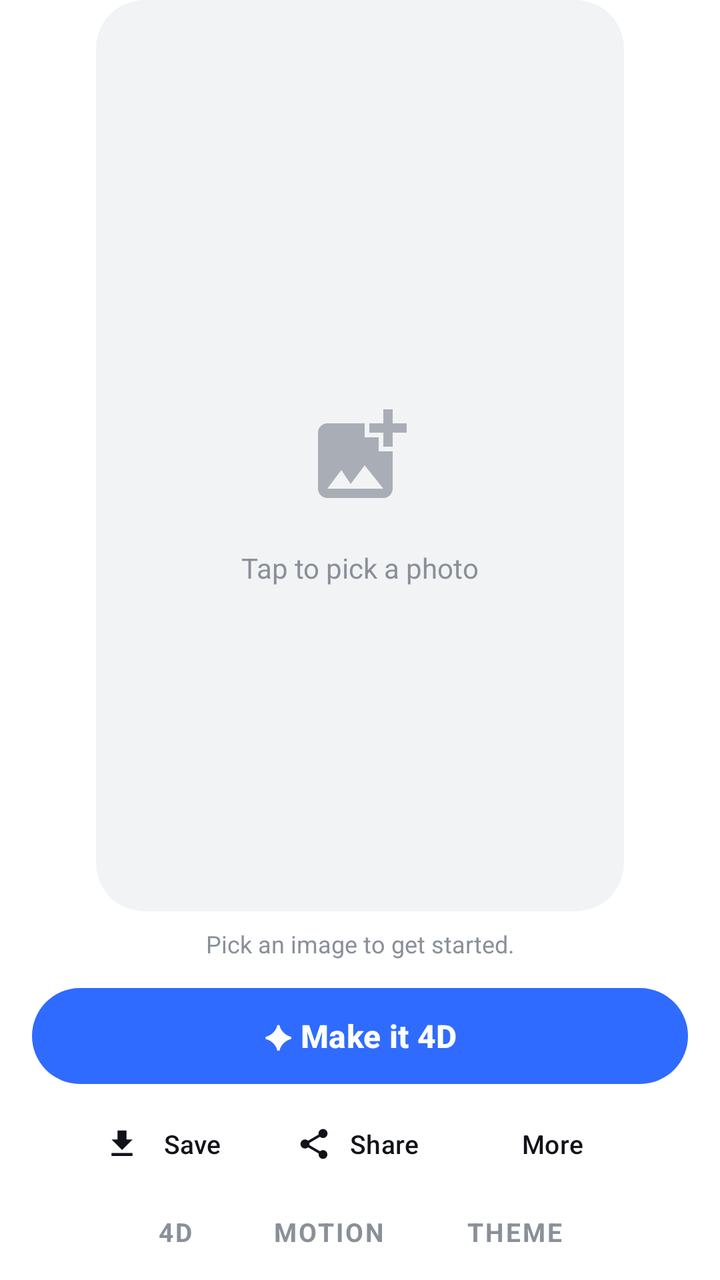
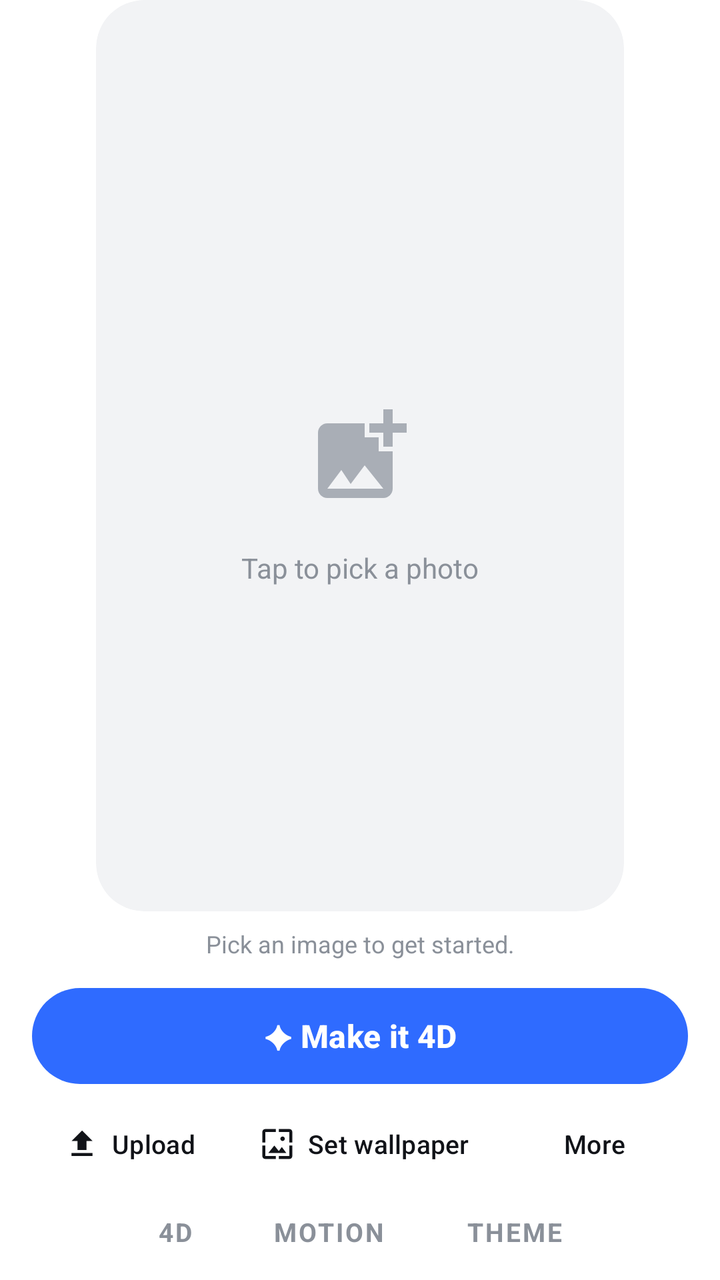

An Android layout rendered at two revisions. The XML below is the earlier revision; the diff shows what the commit changed to produce the second picture.
<!-- AndroidManifest.xml: application theme Theme.WallpaperCreator -->
<!-- res/layout/fragment_create.xml -->
<?xml version="1.0" encoding="utf-8"?>
<LinearLayout xmlns:android="http://schemas.android.com/apk/res/android"
    xmlns:app="http://schemas.android.com/apk/res-auto"
    android:layout_width="match_parent"
    android:layout_height="match_parent"
    android:orientation="vertical"
    android:paddingHorizontal="16dp">

    <com.google.android.material.card.MaterialCardView
        android:id="@+id/previewCard"
        android:layout_width="match_parent"
        android:layout_height="0dp"
        android:layout_marginHorizontal="32dp"
        android:layout_weight="1"
        app:cardBackgroundColor="@color/surface_muted"
        app:cardCornerRadius="24dp"
        app:cardElevation="0dp"
        app:strokeWidth="0dp">

        <ImageView
            android:id="@+id/preview"
            android:layout_width="match_parent"
            android:layout_height="match_parent"
            android:contentDescription="@string/preview"
            android:scaleType="center"
            android:src="@drawable/ic_add_photo" />

        <TextView
            android:id="@+id/previewHint"
            android:layout_width="wrap_content"
            android:layout_height="wrap_content"
            android:layout_gravity="center"
            android:layout_marginTop="56dp"
            android:text="@string/tap_to_pick"
            android:textColor="@color/text_secondary" />
    </com.google.android.material.card.MaterialCardView>

    <TextView
        android:id="@+id/status"
        android:layout_width="match_parent"
        android:layout_height="wrap_content"
        android:layout_marginTop="8dp"
        android:ellipsize="end"
        android:gravity="center"
        android:maxLines="1"
        android:text="@string/pick_first"
        android:textColor="@color/text_secondary"
        android:textSize="12sp" />

    <com.google.android.material.progressindicator.LinearProgressIndicator
        android:id="@+id/uploadProgress"
        android:layout_width="match_parent"
        android:layout_height="wrap_content"
        android:layout_marginTop="6dp"
        android:max="100"
        android:visibility="gone"
        app:trackCornerRadius="4dp" />

    <com.google.android.material.button.MaterialButton
        android:id="@+id/btnPrimary"
        style="@style/PrimaryPill"
        android:layout_marginTop="10dp"
        android:text="@string/make_fourd" />

    <LinearLayout
        android:layout_width="match_parent"
        android:layout_height="wrap_content"
        android:layout_marginTop="2dp"
        android:gravity="center"
        android:orientation="horizontal">

        <com.google.android.material.button.MaterialButton
            android:id="@+id/btnSave"
            style="@style/QuietAction"
            android:text="@string/save"
            app:icon="@drawable/ic_download" />

        <com.google.android.material.button.MaterialButton
            android:id="@+id/btnShare"
            style="@style/QuietAction"
            android:text="@string/share"
            app:icon="@drawable/ic_share" />

        <com.google.android.material.button.MaterialButton
            android:id="@+id/btnMore"
            style="@style/QuietAction"
            android:text="@string/more" />
    </LinearLayout>

    
    <LinearLayout
        android:id="@+id/modeStrip"
        android:layout_width="wrap_content"
        android:layout_height="wrap_content"
        android:layout_gravity="center_horizontal"
        android:layout_marginTop="4dp"
        android:layout_marginBottom="8dp"
        android:orientation="horizontal">

        <TextView
            android:id="@+id/modeFourD"
            style="@style/ModeTab"
            android:text="@string/mode_fourd" />

        <TextView
            android:id="@+id/modeMotion"
            style="@style/ModeTab"
            android:text="@string/mode_motion" />

        <TextView
            android:id="@+id/modeTheme"
            style="@style/ModeTab"
            android:text="@string/mode_theme" />
    </LinearLayout>
</LinearLayout>
<!-- resources referenced by this layout -->
<resources>
  <color name="surface_muted">#F2F3F5</color>
  <color name="text_secondary">#8A9099</color>
  <!-- drawable ic_add_photo (drawable) -->
  <vector xmlns:android="http://schemas.android.com/apk/res/android"
      android:width="56dp"
      android:height="56dp"
      android:tint="@color/text_tertiary"
      android:viewportWidth="24"
      android:viewportHeight="24">
      <path
          android:fillColor="#FF000000"
          android:pathData="M19,7v2.99s-1.99,0.01 -2,0L17,7h-3s0.01,-1.99 0,-2h3L17,2h2v3h3v2h-3zM16,11L16,8h-3L13,5L5,5c-1.1,0 -2,0.9 -2,2v12c0,1.1 0.9,2 2,2h12c1.1,0 2,-0.9 2,-2v-8h-3zM5,19l3,-4 2,3 3,-4 4,5L5,19z" />
  </vector>
  <!-- drawable ic_download (drawable) -->
  <vector xmlns:android="http://schemas.android.com/apk/res/android"
      android:width="24dp"
      android:height="24dp"
      android:viewportWidth="24"
      android:viewportHeight="24">
      <path
          android:fillColor="#FF000000"
          android:pathData="M19,9h-4V3H9v6H5l7,7 7,-7zM5,18v2h14v-2H5z" />
  </vector>
  <!-- drawable ic_share (drawable) -->
  <vector xmlns:android="http://schemas.android.com/apk/res/android"
      android:width="24dp"
      android:height="24dp"
      android:viewportWidth="24"
      android:viewportHeight="24">
      <path
          android:fillColor="#FF000000"
          android:pathData="M18,16.08c-0.76,0 -1.44,0.3 -1.96,0.77L8.91,12.7c0.05,-0.23 0.09,-0.46 0.09,-0.7s-0.04,-0.47 -0.09,-0.7l7.05,-4.11c0.54,0.5 1.25,0.81 2.04,0.81 1.66,0 3,-1.34 3,-3s-1.34,-3 -3,-3 -3,1.34 -3,3c0,0.24 0.04,0.47 0.09,0.7L8.04,9.81C7.5,9.31 6.79,9 6,9c-1.66,0 -3,1.34 -3,3s1.34,3 3,3c0.79,0 1.5,-0.31 2.04,-0.81l7.12,4.16c-0.05,0.21 -0.08,0.43 -0.08,0.65 0,1.61 1.31,2.92 2.92,2.92 1.61,0 2.92,-1.31 2.92,-2.92s-1.31,-2.92 -2.92,-2.92z" />
  </vector>
  <string name="make_fourd">✦ Make it 4D</string>
  <string name="mode_fourd">4D</string>
  <string name="mode_motion">MOTION</string>
  <string name="mode_theme">THEME</string>
  <string name="more">More</string>
  <string name="pick_first">Pick an image to get started.</string>
  <string name="preview">Wallpaper preview</string>
  <string name="save">Save</string>
  <string name="share">Share</string>
  <string name="tap_to_pick">Tap to pick a photo</string>
  <style name="PrimaryPill" parent="Widget.Material3.Button">
          <item name="android:layout_width">match_parent</item>
          <item name="android:layout_height">56dp</item>
          <item name="android:textSize">16sp</item>
          <item name="android:textStyle">bold</item>
          <item name="cornerRadius">28dp</item>
          <item name="backgroundTint">@color/brand_primary</item>
      </style>
  <style name="QuietAction" parent="Widget.Material3.Button.TextButton">
          <item name="android:layout_width">wrap_content</item>
          <item name="android:layout_height">wrap_content</item>
          <item name="android:layout_marginHorizontal">4dp</item>
          <item name="android:textColor">@color/text_primary</item>
          <item name="android:textSize">13sp</item>
          <item name="iconTint">@color/text_primary</item>
          <item name="iconSize">18dp</item>
          <item name="iconPadding">6dp</item>
      </style>
  <color name="text_tertiary">#A9AEB6</color>
  <!-- drawable bg_mode_tab (drawable) -->
  <?xml version="1.0" encoding="utf-8"?>
  <selector xmlns:android="http://schemas.android.com/apk/res/android">
      <item android:state_selected="true">
          <shape android:shape="rectangle">
              <solid android:color="@color/text_primary" />
              <corners android:radius="16dp" />
          </shape>
      </item>
      <item>
          <shape android:shape="rectangle">
              <solid android:color="@android:color/transparent" />
              <corners android:radius="16dp" />
          </shape>
      </item>
  </selector>
  <color name="brand_primary">#2F6BFF</color>
  <color name="text_primary">#111318</color>
  <color name="brand_primary_soft">#E8EFFF</color>
  <color name="brand_secondary">#8E44FF</color>
  <color name="surface">#FFFFFF</color>
  <!-- unchanged entries left out for length: 2 -->
</resources>

<!-- the commit's change to res/layout/fragment_create.xml (unified diff, before → after) -->
@@ -70,16 +70,16 @@
         android:orientation="horizontal">
 
         <com.google.android.material.button.MaterialButton
-            android:id="@+id/btnSave"
+            android:id="@+id/btnUpload"
             style="@style/QuietAction"
-            android:text="@string/save"
-            app:icon="@drawable/ic_download" />
+            android:text="@string/upload"
+            app:icon="@drawable/ic_upload" />
 
         <com.google.android.material.button.MaterialButton
-            android:id="@+id/btnShare"
+            android:id="@+id/btnSetStatic"
             style="@style/QuietAction"
-            android:text="@string/share"
-            app:icon="@drawable/ic_share" />
+            android:text="@string/set_static"
+            app:icon="@drawable/ic_wallpaper" />
 
         <com.google.android.material.button.MaterialButton
             android:id="@+id/btnMore"
<!-- resource entries referenced after the edit -->
@@ -13,7 +13,7 @@
           android:fillColor="#FF000000"
           android:pathData="M19,7v2.99s-1.99,0.01 -2,0L17,7h-3s0.01,-1.99 0,-2h3L17,2h2v3h3v2h-3zM16,11L16,8h-3L13,5L5,5c-1.1,0 -2,0.9 -2,2v12c0,1.1 0.9,2 2,2h12c1.1,0 2,-0.9 2,-2v-8h-3zM5,19l3,-4 2,3 3,-4 4,5L5,19z" />
   </vector>
-  <!-- drawable ic_download (drawable) -->
+  <!-- drawable ic_upload (drawable) -->
   <vector xmlns:android="http://schemas.android.com/apk/res/android"
       android:width="24dp"
       android:height="24dp"
@@ -21,17 +21,18 @@
       android:viewportHeight="24">
       <path
           android:fillColor="#FF000000"
-          android:pathData="M19,9h-4V3H9v6H5l7,7 7,-7zM5,18v2h14v-2H5z" />
+          android:pathData="M9,16h6v-6h4l-7,-7 -7,7h4zM5,18h14v2H5z" />
   </vector>
-  <!-- drawable ic_share (drawable) -->
+  <!-- drawable ic_wallpaper (drawable) -->
   <vector xmlns:android="http://schemas.android.com/apk/res/android"
-      android:width="24dp"
-      android:height="24dp"
+      android:width="48dp"
+      android:height="48dp"
+      android:tint="#888888"
       android:viewportWidth="24"
       android:viewportHeight="24">
       <path
-          android:fillColor="#FF000000"
-          android:pathData="M18,16.08c-0.76,0 -1.44,0.3 -1.96,0.77L8.91,12.7c0.05,-0.23 0.09,-0.46 0.09,-0.7s-0.04,-0.47 -0.09,-0.7l7.05,-4.11c0.54,0.5 1.25,0.81 2.04,0.81 1.66,0 3,-1.34 3,-3s-1.34,-3 -3,-3 -3,1.34 -3,3c0,0.24 0.04,0.47 0.09,0.7L8.04,9.81C7.5,9.31 6.79,9 6,9c-1.66,0 -3,1.34 -3,3s1.34,3 3,3c0.79,0 1.5,-0.31 2.04,-0.81l7.12,4.16c-0.05,0.21 -0.08,0.43 -0.08,0.65 0,1.61 1.31,2.92 2.92,2.92 1.61,0 2.92,-1.31 2.92,-2.92s-1.31,-2.92 -2.92,-2.92z" />
+          android:fillColor="#FFFFFFFF"
+          android:pathData="M4,4h7L11,2L4,2c-1.1,0 -2,0.9 -2,2v7h2L4,4zM10,13l-4,5h12l-3,-4 -2.03,2.71L10,13zM17,8.5c0,-0.83 -0.67,-1.5 -1.5,-1.5S14,7.67 14,8.5s0.67,1.5 1.5,1.5S17,9.33 17,8.5zM20,2h-7v2h7v7h2L22,4c0,-1.1 -0.9,-2 -2,-2zM20,20h-7v2h7c1.1,0 2,-0.9 2,-2v-7h-2v7zM4,13L2,13v7c0,1.1 0.9,2 2,2h7v-2L4,20v-7z" />
   </vector>
   <string name="make_fourd">✦ Make it 4D</string>
   <string name="mode_fourd">4D</string>
@@ -40,9 +41,9 @@
   <string name="more">More</string>
   <string name="pick_first">Pick an image to get started.</string>
   <string name="preview">Wallpaper preview</string>
-  <string name="save">Save</string>
-  <string name="share">Share</string>
+  <string name="set_static">Set wallpaper</string>
   <string name="tap_to_pick">Tap to pick a photo</string>
+  <string name="upload">Upload</string>
   <style name="PrimaryPill" parent="Widget.Material3.Button">
           <item name="android:layout_width">match_parent</item>
           <item name="android:layout_height">56dp</item>
